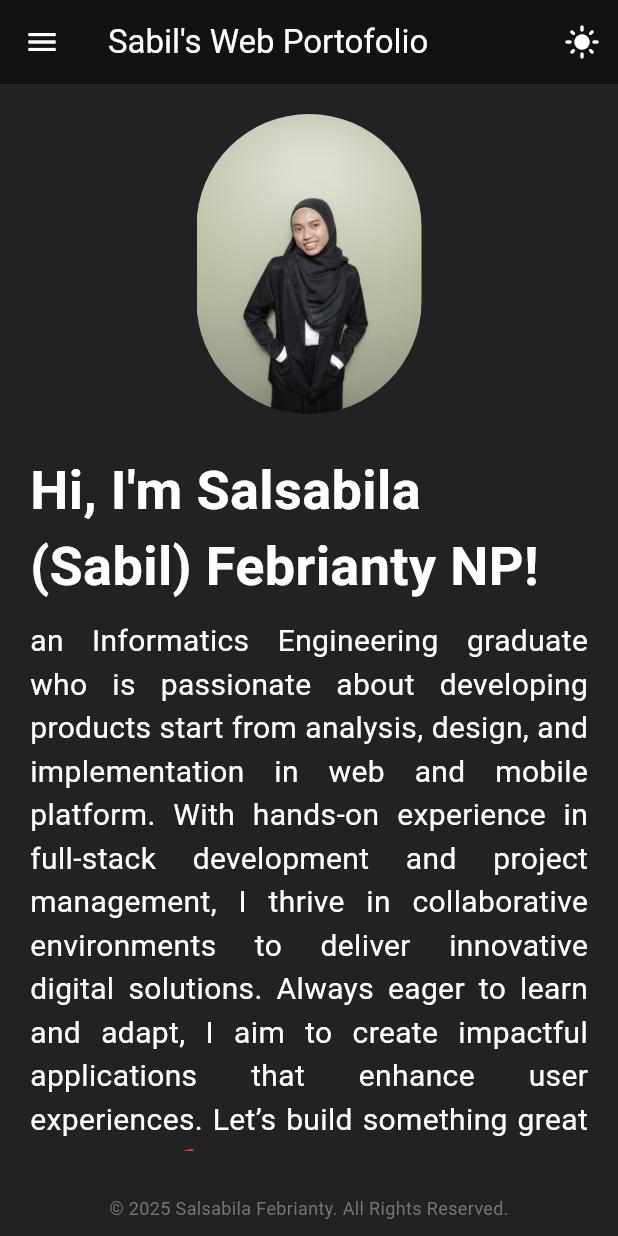
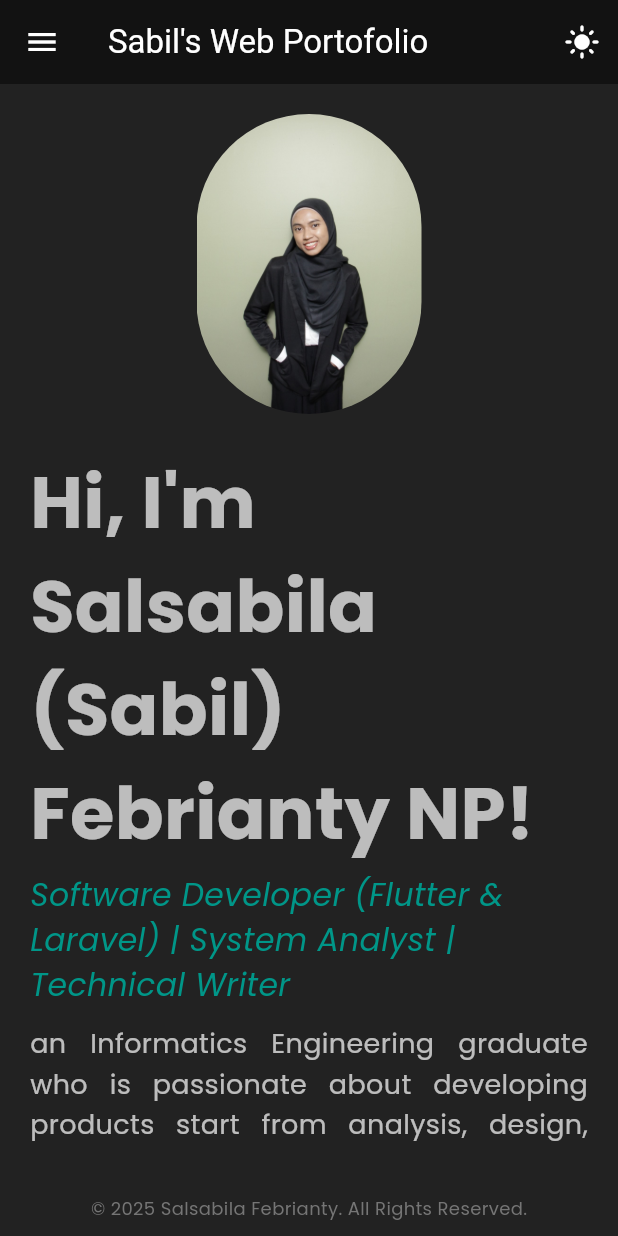
Before and after one commit to salsabilafnp/salsabilafnp.github.io, a Flutter app: the screen it shows after launch, after a tap on the "dark mode" icon, on a phone screen of 412 x 824 dp. Run offline on Flutter 3.47's test engine with Material 3 defaults, Android fonts, the phone set to English and light mode, and no system bars; our stand-ins replace font_awesome_flutter, google_fonts, shared_preferences; missing offline and left inert: flutter_bullet_list.

Commit message:
update ui & data (portfolio & resume)

```diff
--- a/lib/data/resume_data.dart
+++ b/lib/data/resume_data.dart
@@ -63,7 +63,7 @@ class ResumeData {
         'Mentored student groups on final projects, guiding team projects and project execution to meet course objectives.',
       ],
     ),
-    Experience(
+     Experience(
       startDate: 'November 2023',
       endDate: 'December 2023',
       jobTitle: 'Freelance Technical Writer & QA Engineer',
@@ -130,7 +130,7 @@ class ResumeData {
       jobTitle: 'Bachelor of Informatics Engineering',
       company: 'Universitas Pasundan',
       location: 'Bandung, Indonesia',
-      skills: [
+       skills: [
         Dictionary.skillWebDev,
         Dictionary.skillMobileDev,
         Dictionary.skillSystAnalysis,
@@ -173,7 +173,7 @@ class ResumeData {
       jobTitle: 'Machine Learning Mentee - Bangkit 2023',
       company: 'Bangkit Academy (Google, GoTo, and Traveloka)',
       location: 'Remote',
-      skills: [
+       skills: [
         Dictionary.skillML,
         Dictionary.skillProjectMgmt,
         Dictionary.skillAgile,
--- a/lib/pages/about_page.dart
+++ b/lib/pages/about_page.dart
@@ -53,13 +53,22 @@ class AboutPage extends StatelessWidget {
                   // name
                   Text(
                     'Hi, I\'m Salsabila (Sabil) Febrianty NP!',
-                    style: TextStyle(fontSize: 36, fontWeight: FontWeight.bold),
+                    style: TextStyle(fontSize: 48, fontWeight: FontWeight.bold),
+                  ),
+                  SizedBox(height: 5),
+                  Text(
+                    'Software Developer (Flutter & Laravel) | System Analyst | Technical Writer',
+                    style: TextStyle(
+                      fontSize: 21,
+                      fontStyle: FontStyle.italic,
+                      color: Theme.of(context).colorScheme.primary,
+                    ),
                   ),
                   SizedBox(height: 10),
                   // description
                   Text(
-                    'an Informatics Engineering graduate who is passionate about developing products start from analysis, design, and implementation in web and mobile platform. With hands-on experience in full-stack development and project management, I thrive in collaborative environments to deliver innovative digital solutions. Always eager to learn and adapt, I aim to create impactful applications that enhance user experiences. Let\’s build something great together! 🚀',
-                    style: TextStyle(fontSize: 20),
+                    'an Informatics Engineering graduate who is passionate about developing products start from analysis, design, and implementation in web and mobile platform. With hands-on experience in full-stack development and project management, I thrive in collaborative environments to deliver innovative digital solutions. Always eager to learn and adapt, I aim to create impactful applications that enhance user experiences. Let’s build something great together! 🚀',
+                    style: TextStyle(fontSize: 18, height: 1.5),
                     textAlign: TextAlign.justify,
                     softWrap: true,
                   ),
@@ -76,35 +85,6 @@ class AboutPage extends StatelessWidget {
                           fontSize: 16,
                           // fontWeight: FontWeight.bold,
                         ),
-                      ),
-                    ],
-                  ),
-                  SizedBox(height: 10),
-                  // highlight skills
-                  Column(
-                    crossAxisAlignment: CrossAxisAlignment.start,
-                    children: [
-                      // analytics
-                      Row(
-                        children: [
-                          Icon(Icons.edit_document),
-                          SizedBox(width: 10),
-                          Flexible(
-                            child: Text('Analysis System, Technical Writer'),
-                          ),
-                        ],
-                      ),
-                      SizedBox(height: 5),
-                      // programming
-                      Row(
-                        children: [
-                          Icon(Icons.code_rounded),
-                          SizedBox(width: 10),
-                          Flexible(
-                            child: Text(
-                                'Mobile Developer (Flutter), Web Developer (Laravel)'),
-                          ),
-                        ],
                       ),
                     ],
                   ),
--- a/lib/pages/portofolio_page.dart
+++ b/lib/pages/portofolio_page.dart
@@ -25,8 +25,8 @@ class PortofolioPage extends StatelessWidget {
 
             // Project Card
             Wrap(
-              spacing: Dictionary.gap15,
-              runSpacing: Dictionary.gap15,
+              spacing: 15,
+              runSpacing: 15,
               alignment: WrapAlignment.center,
               children: PortfolioData.projects.map((projectData) {
                 return SizedBox(
--- a/lib/pages/resume_page.dart
+++ b/lib/pages/resume_page.dart
@@ -21,6 +21,28 @@ class ResumePage extends StatelessWidget {
                   ?.copyWith(fontWeight: FontWeight.bold),
             ),
             const SizedBox(height: 30),
+            // Work Experience
+            Text(
+              Dictionary.work,
+              style: Theme.of(context)
+                  .textTheme
+                  .titleLarge
+                  ?.copyWith(fontWeight: FontWeight.bold),
+            ),
+            const SizedBox(height: 10),
+            Wrap(
+              spacing: 20,
+              runSpacing: 20,
+              children: ResumeData.workData.map((data) {
+                return SizedBox(
+                  width: 300,
+                  child: ExperienceCard(experience: data),
+                );
+              }).toList(),
+            ),
+
+            const SizedBox(height: 30),
+
             // Education
             Text(
               Dictionary.education,
@@ -31,8 +53,8 @@ class ResumePage extends StatelessWidget {
             ),
             const SizedBox(height: 10),
             Wrap(
-              spacing: Dictionary.gap15,
-              runSpacing: Dictionary.gap15,
+              spacing: 20,
+              runSpacing: 20,
               children: ResumeData.educationData.map((data) {
                 return SizedBox(
                   width: 300,
@@ -41,29 +63,7 @@ class ResumePage extends StatelessWidget {
               }).toList(),
             ),
 
-            const SizedBox(height: 30),
-
-            // Work Experience
-            Text(
-              Dictionary.work,
-              style: Theme.of(context)
-                  .textTheme
-                  .titleLarge
-                  ?.copyWith(fontWeight: FontWeight.bold),
-            ),
-            const SizedBox(height: 10),
-            Wrap(
-              spacing: Dictionary.gap15,
-              runSpacing: Dictionary.gap15,
-              children: ResumeData.workData.map((data) {
-                return SizedBox(
-                  width: 300,
-                  child: ExperienceCard(experience: data),
-                );
-              }).toList(),
-            ),
-
-            const SizedBox(height: 50),
+            // const SizedBox(height: 30),
           ],
         ),
       ),
--- a/lib/utils/dictionary.dart
+++ b/lib/utils/dictionary.dart
@@ -21,9 +21,6 @@ class Dictionary {
   static const String failedLinkedIn = 'Gagal membuka LinkedIn';
   static const String github = 'GitHub';
   static const String email = 'Email';
-
-  // const
-  static const double gap15 = 15;
 
   // skill
   static const String skillTitle = 'Skills';
--- a/lib/utils/theme.dart
+++ b/lib/utils/theme.dart
@@ -1,11 +1,11 @@
 import 'package:flutter/material.dart';
-import 'package:personal_web/utils/dictionary.dart';
+import 'package:google_fonts/google_fonts.dart';
 
 class AppThemes {
   // Light Mode
   static final ThemeData lightTheme = ThemeData(
     brightness: Brightness.light,
-    scaffoldBackgroundColor: Colors.white70,
+    scaffoldBackgroundColor: Colors.grey[50],
     // colors
     colorScheme: ColorScheme.light(
       primary: Colors.blue,
@@ -15,18 +15,20 @@ class AppThemes {
     ),
     // card
     cardTheme: CardThemeData(
-      margin: const EdgeInsets.symmetric(vertical: Dictionary.gap15),
+      margin: const EdgeInsets.symmetric(vertical: 15),
       color: Colors.grey[100],
       elevation: 5,
       shape: RoundedRectangleBorder(
-        borderRadius: BorderRadius.circular(Dictionary.gap15),
+        borderRadius: BorderRadius.circular(15),
         side: BorderSide(color: Colors.blueAccent, width: 2),
       ),
     ),
     // text
-    textTheme: TextTheme(
-      bodyLarge: TextStyle(color: Colors.black),
-      bodyMedium: TextStyle(color: Colors.black87),
+    textTheme: GoogleFonts.poppinsTextTheme(
+      const TextTheme(
+        bodyLarge: TextStyle(color: Colors.black87),
+        bodyMedium: TextStyle(color: Colors.black54),
+      ),
     ),
     // icon
     iconTheme: IconThemeData(color: Colors.blue),
@@ -66,17 +68,20 @@ class AppThemes {
     ),
     // card
     cardTheme: CardThemeData(
-      margin: const EdgeInsets.symmetric(vertical: Dictionary.gap15),
+      margin: const EdgeInsets.symmetric(vertical: 15),
       color: Colors.grey[900],
       elevation: 5,
       shape: RoundedRectangleBorder(
-        borderRadius: BorderRadius.circular(Dictionary.gap15),
+        borderRadius: BorderRadius.circular(15),
         side: BorderSide(color: Colors.teal, width: 2),
       ),
     ),
     // text
-    textTheme: TextTheme(
-      bodyLarge: TextStyle(color: Colors.white),
+    textTheme: GoogleFonts.poppinsTextTheme(
+      const TextTheme(
+        bodyLarge: TextStyle(color: Colors.white),
+        bodyMedium: TextStyle(color: Colors.white70),
+      ),
     ),
     // icon
     iconTheme: IconThemeData(color: Colors.teal),
--- a/lib/widgets/experience_card.dart
+++ b/lib/widgets/experience_card.dart
@@ -1,7 +1,6 @@
 import 'package:flutter/material.dart';
 import 'package:flutter_bullet_list/flutter_bullet_list.dart';
 import 'package:personal_web/data/model/experience.dart';
-import 'package:personal_web/utils/dictionary.dart';
 
 class ExperienceCard extends StatelessWidget {
   final Experience experience;
@@ -17,11 +16,11 @@ class ExperienceCard extends StatelessWidget {
 
     return Card(
       child: InkWell(
-        borderRadius: BorderRadius.circular(Dictionary.gap15),
+        borderRadius: BorderRadius.circular(15),
         onTap: () => _showDetail(context),
         hoverColor: theme.primaryColor.withAlpha(10),
         child: Padding(
-          padding: const EdgeInsets.all(Dictionary.gap15),
+          padding: const EdgeInsets.all(15),
           child: Column(
             crossAxisAlignment: CrossAxisAlignment.start,
             children: [
--- a/lib/widgets/project_card.dart
+++ b/lib/widgets/project_card.dart
@@ -23,7 +23,7 @@ class ProjectCard extends StatelessWidget {
       clipBehavior: Clip.antiAlias,
       child: InkWell(
         onTap: () => _showProjectDetailDialog(context),
-        borderRadius: BorderRadius.circular(Dictionary.gap15),
+        borderRadius: BorderRadius.circular(15),
         hoverColor: theme.primaryColor.withAlpha(10),
         child: Column(
           crossAxisAlignment: CrossAxisAlignment.start,
@@ -33,7 +33,7 @@ class ProjectCard extends StatelessWidget {
               child: Image.asset(project.coverAssetPath, fit: BoxFit.cover),
             ),
             Padding(
-              padding: EdgeInsets.all(Dictionary.gap15),
+              padding: EdgeInsets.all(15),
               child: Column(
                 crossAxisAlignment: CrossAxisAlignment.start,
                 children: [
```
Also changed, not shown: lib/data/portofolio_data.dart (+75 -57 lines), pubspec.yaml (+4 -3 lines), assets/images/bagi-bon.jpeg (added), pubspec.lock.
